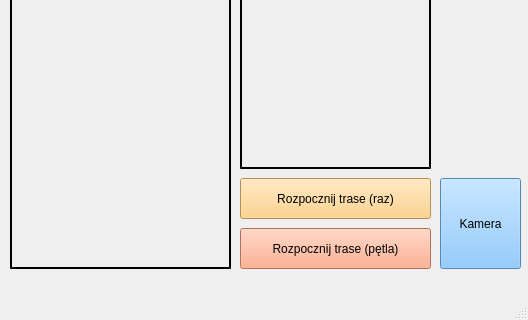
This is src/utils/form.ui in MaksMacioszczyk/robot_arm_controll as Qt 5 draws it before an edit; both pictures show x 0 to 528 and y 242 to 562 of the 528 by 562 pixel window. The edited form follows.
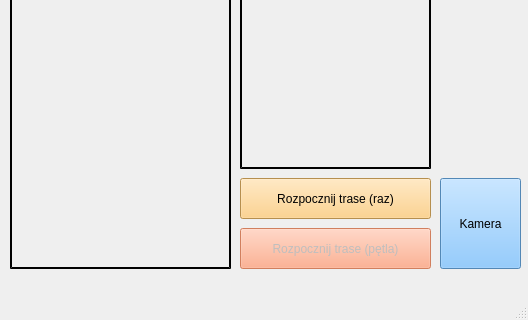
This is the edited form.

Commit message: Disabled loop cycle button

What changed in the file:
```diff
--- a/src/utils/form.ui
+++ b/src/utils/form.ui
@@ -125,6 +125,9 @@
     </property>
    </widget>
    <widget class="QPushButton" name="button_cycle_loop">
+    <property name="enabled">
+     <bool>false</bool>
+    </property>
     <property name="geometry">
      <rect>
       <x>240</x>
```
